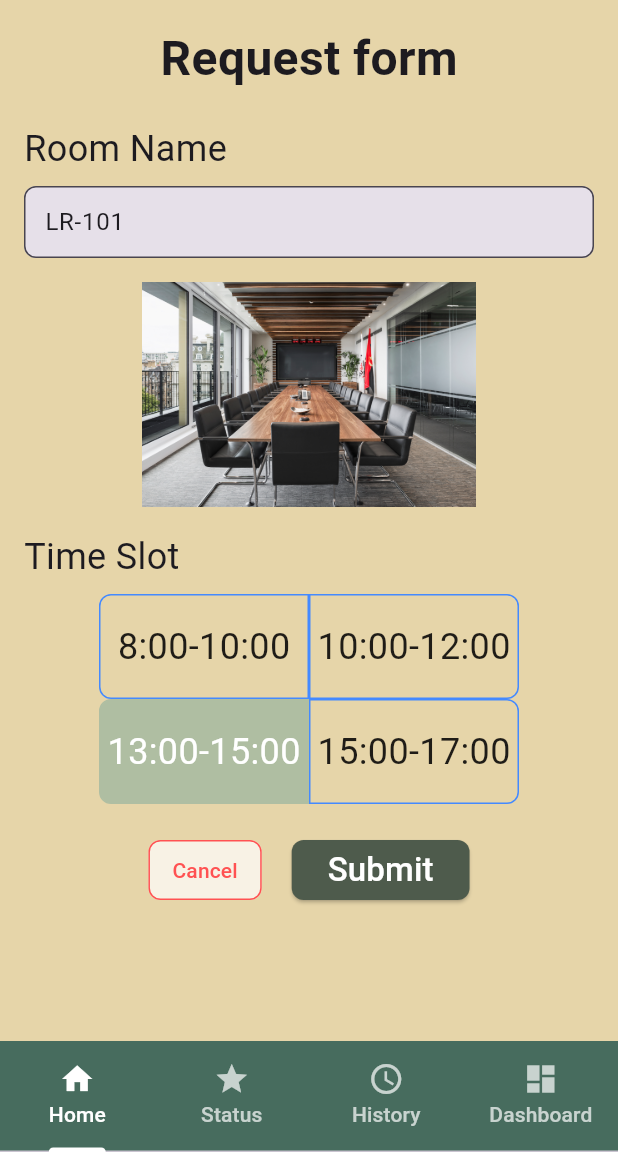
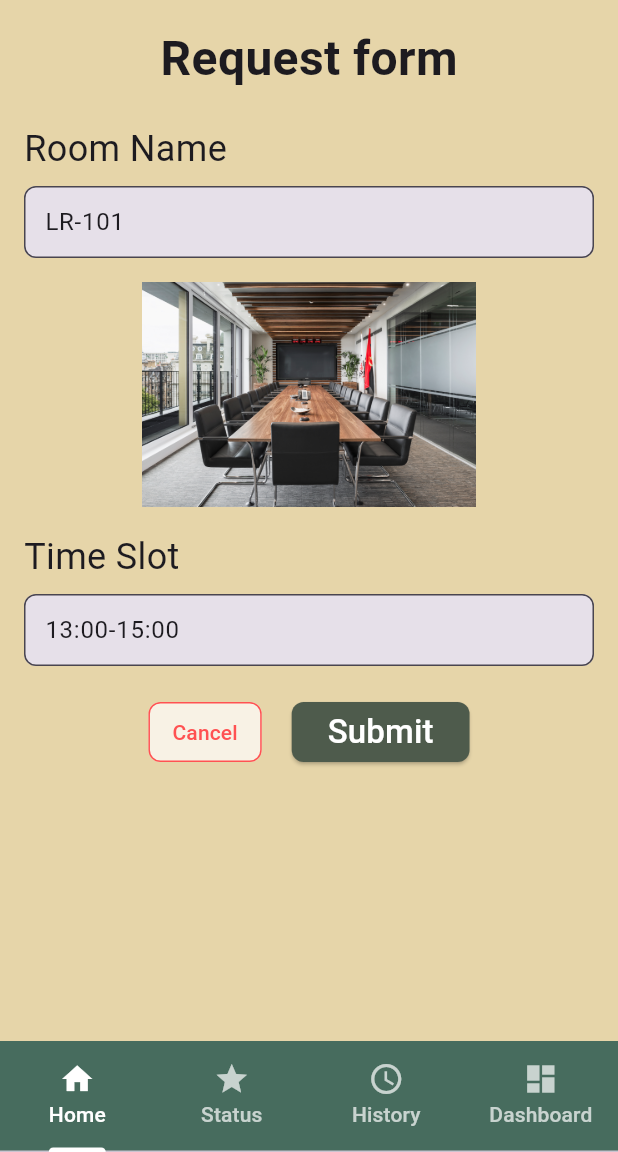
Before and after one commit to 6631501042/mobile_project, a Flutter app: the screen it shows after launch, after a tap on an icon or button, on a phone screen of 412 x 824 dp, the part 84-1236 px from its top. Run offline on Flutter 3.47's test engine with Material 3 defaults, Android fonts, the phone set to English and light mode, and no system bars; our stand-ins replace image_picker; accounts and stored records are empty.

Commit message:
Fix Time slot remove select time to show time text

```diff
--- a/lib/user/request_form.dart
+++ b/lib/user/request_form.dart
@@ -70,24 +70,20 @@ class _RequestFormState extends State<RequestForm> {
           ),
           const SizedBox(height: 8),
 
-          // ปุ่มเลือกช่วงเวลา
-          Column(
-            children: [
-              Row(
-                mainAxisAlignment: MainAxisAlignment.center,
-                children: [
-                  buildSlot('8:00-10:00', isLeft: true),
-                  buildSlot('10:00-12:00', isLeft: false),
-                ],
+          // แสดงช่วงเวลาเฉยๆ
+          TextFormField(
+            initialValue: widget.initialSlot,
+            readOnly: true,
+            decoration: InputDecoration(
+              contentPadding: const EdgeInsets.symmetric(
+                vertical: 5,
+                horizontal: 10,
               ),
-              Row(
-                mainAxisAlignment: MainAxisAlignment.center,
-                children: [
-                  buildSlot('13:00-15:00', isLeft: true),
-                  buildSlot('15:00-17:00', isLeft: false),
-                ],
+              border: OutlineInputBorder(
+                borderRadius: BorderRadius.circular(8),
               ),
-            ],
+              filled: true,
+            ),
           ),
 
           const SizedBox(height: 20),
```
